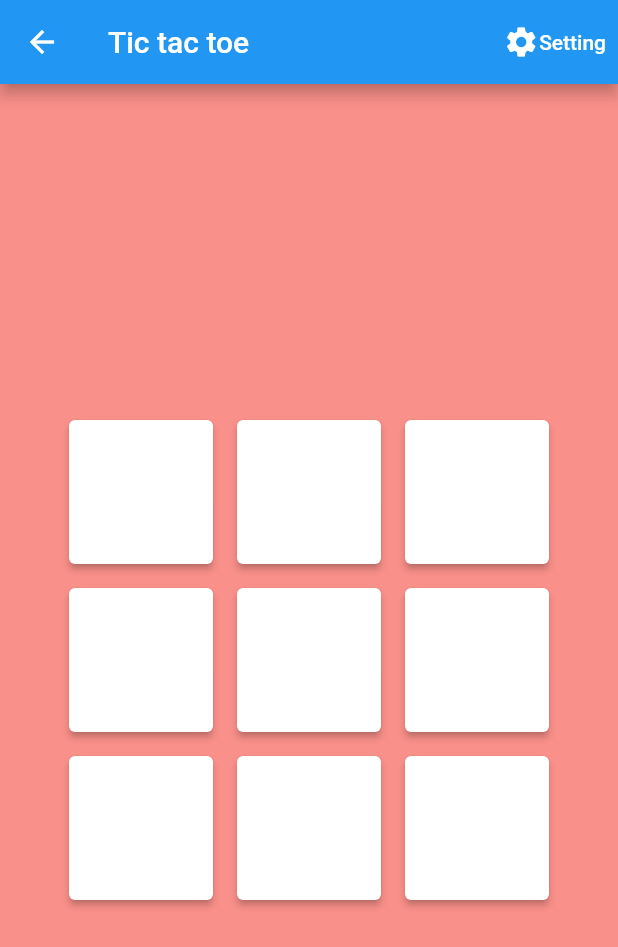
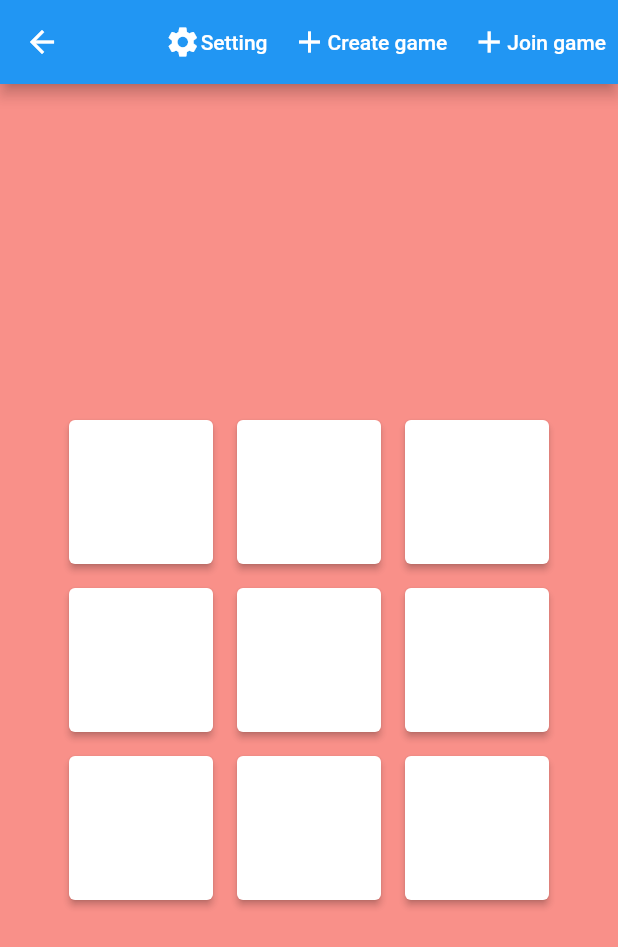
Before and after one commit to Drakunal/tic-tac-toe, a Flutter app: the Home screen opened directly, on a phone screen of 412 x 824 dp. Shown: the top 947 px of the screen. Run offline on Flutter 3.47's test engine with Material 2 defaults, Android fonts, the phone set to English and light mode, and no system bars; our stand-ins replace cloud_firestore, firebase_auth, firebase_core, font_awesome_flutter, google_sign_in; accounts and stored records are empty.

Commit message:
create game button added

```diff
--- a/lib/screens/home.dart
+++ b/lib/screens/home.dart
@@ -1,4 +1,5 @@
 import 'package:flutter/material.dart';
+import 'package:tic_tac_toe/services/database.dart';
 import 'package:tic_tac_toe/shared/utils.dart';
 
 class Player {
@@ -21,6 +22,7 @@ class _HomeState extends State<Home> {
   List<String> modes = ['3', '4', '5', '6'];
   String lastMove = Player.none;
   late List<List<String>> matrix;
+  String gameId = 'kunak12';
 
   @override
   void initState() {
@@ -57,6 +59,34 @@ class _HomeState extends State<Home> {
                   color: Colors.white,
                 ),
                 Text("Setting", style: TextStyle(color: Colors.white)),
+              ],
+            ),
+          ),
+          TextButton(
+            onPressed: () {
+              DatabaseService(gameId: gameId).addPlayers(1, gameId, 3);
+            },
+            child: Row(
+              children: [
+                Icon(
+                  Icons.add,
+                  color: Colors.white,
+                ),
+                Text("Create game", style: TextStyle(color: Colors.white)),
+              ],
+            ),
+          ),
+          TextButton(
+            onPressed: () {
+              DatabaseService(gameId: gameId).addPlayers(1, gameId, 3);
+            },
+            child: Row(
+              children: [
+                Icon(
+                  Icons.add,
+                  color: Colors.white,
+                ),
+                Text("Join game", style: TextStyle(color: Colors.white)),
               ],
             ),
           ),
--- a/lib/screens/menu_page.dart
+++ b/lib/screens/menu_page.dart
@@ -16,7 +16,8 @@ class _MenuPageState extends State<MenuPage> {
       children: [
         Text("Choose game mode"),
         ElevatedButton(onPressed: createGame(), child: Text("Create Game")),
-        ElevatedButton(onPressed: joinGame(), child: Text("Join Game"))
+        ElevatedButton(onPressed: joinGame(), child: Text("Join Game")),
+        Home()
       ],
     ));
   }
--- a/lib/screens/wrapper.dart
+++ b/lib/screens/wrapper.dart
@@ -27,7 +27,7 @@ class _WrapperState extends State<Wrapper> {
                   child: Text("Error Occured!"),
                 );
               } else if (snapshot.hasData) {
-                return MenuPage();
+                return Home();
               } else {
                 return SignIn();
               }
```
